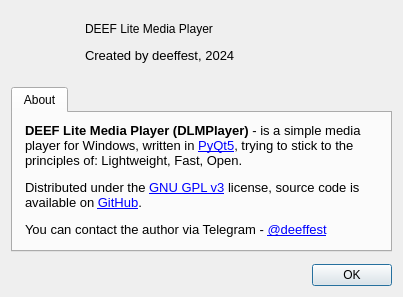
Above: core/ui/about_dialog.ui from deeffest/DEEF-Lite-Media-Player before the change. Below: the same form after it.
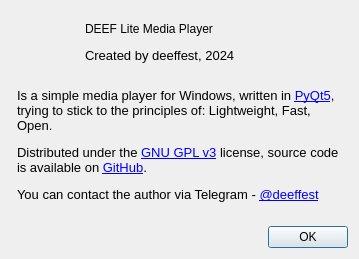
That is the form after the change. Icons and pictures are not drawn.

The edit to the form file:
```diff
--- a/core/ui/about_dialog.ui
+++ b/core/ui/about_dialog.ui
@@ -6,21 +6,24 @@
    <rect>
     <x>0</x>
     <y>0</y>
-    <width>403</width>
-    <height>297</height>
+    <width>359</width>
+    <height>259</height>
    </rect>
   </property>
   <property name="windowTitle">
    <string>Dialog</string>
   </property>
   <layout class="QVBoxLayout" name="verticalLayout">
+   <property name="spacing">
+    <number>0</number>
+   </property>
    <item>
     <layout class="QHBoxLayout" name="horizontalLayout_3">
      <property name="spacing">
       <number>10</number>
      </property>
      <property name="bottomMargin">
-      <number>6</number>
+      <number>2</number>
      </property>
      <item>
       <widget class="QLabel" name="label_2">
@@ -66,33 +69,29 @@
     </layout>
    </item>
    <item>
-    <widget class="QTabWidget" name="tabWidget">
-     <property name="currentIndex">
-      <number>0</number>
-     </property>
-     <widget class="QWidget" name="tab">
-      <attribute name="title">
-       <string>About</string>
-      </attribute>
       <layout class="QVBoxLayout" name="verticalLayout_2">
        <property name="leftMargin">
-        <number>12</number>
+      <number>6</number>
        </property>
        <property name="topMargin">
-        <number>3</number>
+      <number>0</number>
        </property>
        <property name="rightMargin">
-        <number>12</number>
-       </property>
-       <property name="bottomMargin">
         <number>6</number>
        </property>
-       <item>
-        <layout class="QHBoxLayout" name="horizontalLayout">
+     <property name="bottomMargin">
+      <number>0</number>
+     </property>
          <item>
           <widget class="QLabel" name="label_3">
+       <property name="sizePolicy">
+        <sizepolicy hsizetype="Preferred" vsizetype="MinimumExpanding">
+         <horstretch>0</horstretch>
+         <verstretch>0</verstretch>
+        </sizepolicy>
+       </property>
            <property name="text">
-            <string>&lt;html&gt;&lt;head/&gt;&lt;body&gt;&lt;p&gt;&lt;span style=&quot; font-size:10pt; font-weight:700;&quot;&gt;DEEF Lite Media Player (DLMPlayer)&lt;/span&gt;&lt;span style=&quot; font-size:10pt;&quot;&gt; - is a simple media player for Windows, written in &lt;/span&gt;&lt;a href=&quot;https://www.riverbankcomputing.com/software/pyqt/intro&quot;&gt;&lt;span style=&quot; font-size:10pt; text-decoration: underline; color:#0000ff;&quot;&gt;PyQt5&lt;/span&gt;&lt;/a&gt;&lt;span style=&quot; font-size:10pt;&quot;&gt;, trying to stick to the principles of: Lightweight, Fast, Open.&lt;/span&gt;&lt;/p&gt;&lt;p&gt;&lt;span style=&quot; font-size:10pt;&quot;&gt;Distributed under the &lt;/span&gt;&lt;a href=&quot;https://www.gnu.org/licenses/gpl-3.0.html&quot;&gt;&lt;span style=&quot; font-size:10pt; text-decoration: underline; color:#0000ff;&quot;&gt;GNU GPL v3&lt;/span&gt;&lt;/a&gt;&lt;span style=&quot; font-size:10pt;&quot;&gt; license, source code is available on &lt;/span&gt;&lt;a href=&quot;https://github.com/deeffest/DEEF-Lite-Media-Player&quot;&gt;&lt;span style=&quot; font-size:10pt; text-decoration: underline; color:#0000ff;&quot;&gt;GitHub&lt;/span&gt;&lt;/a&gt;&lt;span style=&quot; font-size:10pt;&quot;&gt;.&lt;/span&gt;&lt;/p&gt;&lt;p&gt;&lt;span style=&quot; font-size:10pt;&quot;&gt;You can contact the author via Telegram - &lt;/span&gt;&lt;a href=&quot;https://t.me/deeffest&quot;&gt;&lt;span style=&quot; font-size:10pt; text-decoration: underline; color:#0000ff;&quot;&gt;@deeffest&lt;/span&gt;&lt;/a&gt;&lt;/p&gt;&lt;/body&gt;&lt;/html&gt;</string>
+        <string>&lt;html&gt;&lt;head/&gt;&lt;body&gt;&lt;p&gt;&lt;span style=&quot; font-size:10pt&quot;&gt;Is a simple media player for Windows, written in &lt;/span&gt;&lt;a href=&quot;https://www.riverbankcomputing.com/software/pyqt/intro&quot;&gt;&lt;span style=&quot; font-size:10pt; text-decoration: underline;&quot;&gt;PyQt5&lt;/span&gt;&lt;/a&gt;&lt;span style=&quot; font-size:10pt;&quot;&gt;, trying to stick to the principles of: Lightweight, Fast, Open.&lt;/span&gt;&lt;/p&gt;&lt;p&gt;&lt;span style=&quot; font-size:10pt;&quot;&gt;Distributed under the &lt;/span&gt;&lt;a href=&quot;https://www.gnu.org/licenses/gpl-3.0.html&quot;&gt;&lt;span style=&quot; font-size:10pt; text-decoration: underline;&quot;&gt;GNU GPL v3&lt;/span&gt;&lt;/a&gt;&lt;span style=&quot; font-size:10pt;&quot;&gt; license, source code is available on &lt;/span&gt;&lt;a href=&quot;https://github.com/deeffest/DEEF-Lite-Media-Player&quot;&gt;&lt;span style=&quot; font-size:10pt; text-decoration: underline;&quot;&gt;GitHub&lt;/span&gt;&lt;/a&gt;&lt;span style=&quot; font-size:10pt;&quot;&gt;.&lt;/span&gt;&lt;/p&gt;&lt;p&gt;&lt;span style=&quot; font-size:10pt;&quot;&gt;You can contact the author via Telegram - &lt;/span&gt;&lt;a href=&quot;https://t.me/deeffest&quot;&gt;&lt;span style=&quot; font-size:10pt; text-decoration: underline;&quot;&gt;@deeffest&lt;/span&gt;&lt;/a&gt;&lt;/p&gt;&lt;/body&gt;&lt;/html&gt;</string>
            </property>
            <property name="wordWrap">
             <bool>true</bool>
@@ -104,14 +103,10 @@
          </item>
         </layout>
        </item>
-      </layout>
-     </widget>
-    </widget>
-   </item>
    <item>
     <layout class="QHBoxLayout" name="horizontalLayout_2">
      <property name="topMargin">
-      <number>6</number>
+      <number>12</number>
      </property>
      <item>
       <spacer name="horizontalSpacer">
```
Lines whose indentation alone changed are shown as unchanged.
